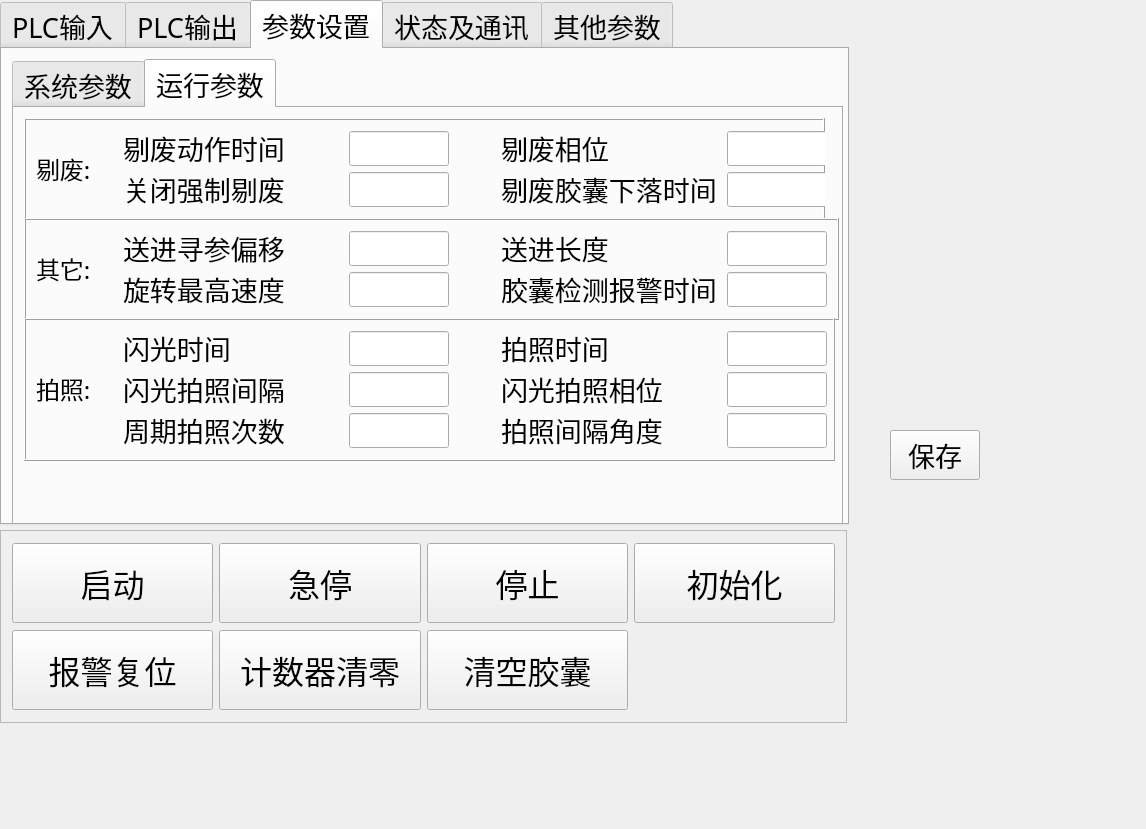
This is PLCControl/QtPLCLibrary/QtPLCDialogClass.ui in DR-Pharm/QPrinter as Qt 5 draws it before an edit. The edited form follows.
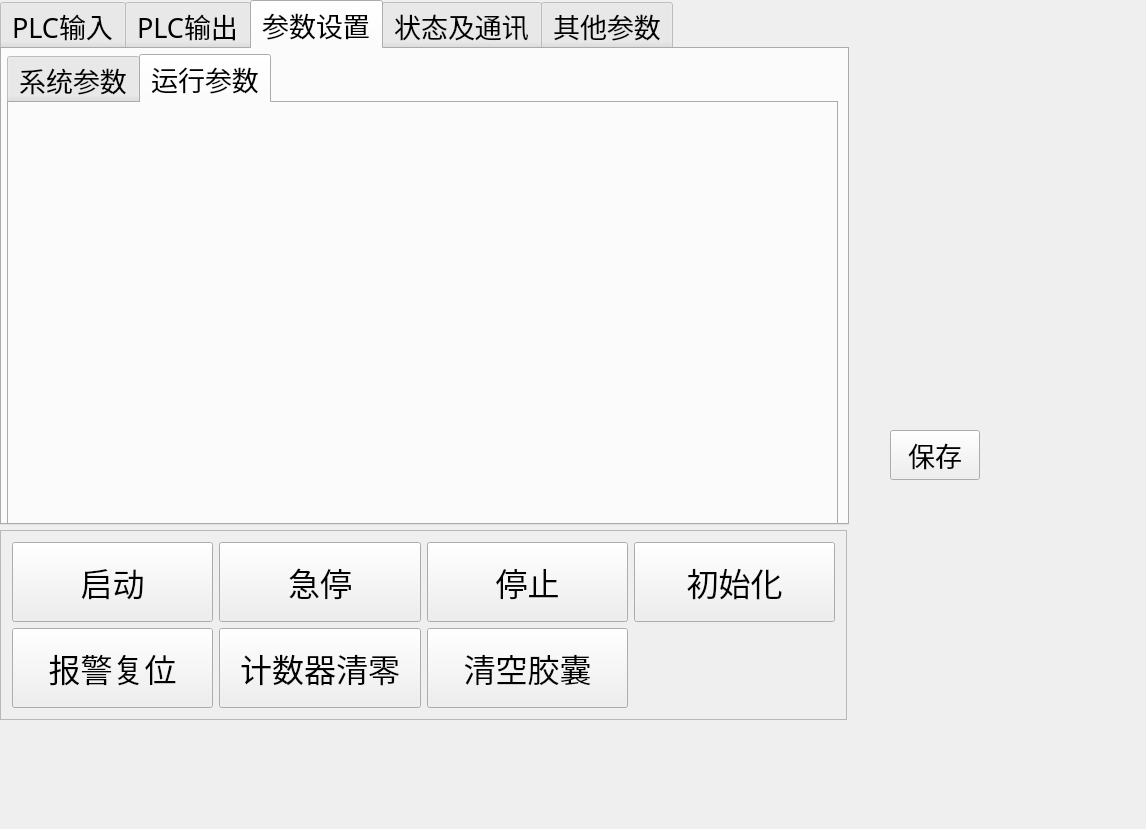
This is the edited form. The open tabs and pages were chosen to show the change. Icons and pictures are not drawn. Custom widgets are drawn as their Qt base class.

Diff of the .ui file:
```diff
--- a/PLCControl/QtPLCLibrary/QtPLCDialogClass.ui
+++ b/PLCControl/QtPLCLibrary/QtPLCDialogClass.ui
@@ -855,12 +855,24 @@
     <widget class="QTabWidget" name="tabWidget_2">
      <property name="geometry">
       <rect>
-       <x>10</x>
-       <y>10</y>
+       <x>5</x>
+       <y>5</y>
        <width>831</width>
        <height>471</height>
       </rect>
      </property>
+     <property name="minimumSize">
+      <size>
+       <width>831</width>
+       <height>471</height>
+      </size>
+     </property>
+     <property name="maximumSize">
+      <size>
+       <width>831</width>
+       <height>471</height>
+      </size>
+     </property>
      <property name="currentIndex">
       <number>1</number>
      </property>
@@ -1514,976 +1526,6 @@
       <attribute name="title">
        <string>运行参数</string>
       </attribute>
-      <widget class="QFrame" name="frame_2">
-       <property name="geometry">
-        <rect>
-         <x>10</x>
-         <y>10</y>
-         <width>801</width>
-         <height>102</height>
-        </rect>
-       </property>
-       <property name="frameShape">
-        <enum>QFrame::Box</enum>
-       </property>
-       <property name="frameShadow">
-        <enum>QFrame::Raised</enum>
-       </property>
-       <widget class="QLabel" name="label_28">
-        <property name="geometry">
-         <rect>
-          <x>12</x>
-          <y>36</y>
-          <width>80</width>
-          <height>30</height>
-         </rect>
-        </property>
-        <property name="sizePolicy">
-         <sizepolicy hsizetype="Fixed" vsizetype="Fixed">
-          <horstretch>0</horstretch>
-          <verstretch>0</verstretch>
-         </sizepolicy>
-        </property>
-        <property name="minimumSize">
-         <size>
-          <width>80</width>
-          <height>30</height>
-         </size>
-        </property>
-        <property name="maximumSize">
-         <size>
-          <width>55</width>
-          <height>30</height>
-         </size>
-        </property>
-        <property name="font">
-         <font>
-          <family>幼圆</family>
-          <pointsize>18</pointsize>
-          <weight>50</weight>
-          <italic>false</italic>
-          <bold>false</bold>
-         </font>
-        </property>
-        <property name="styleSheet">
-         <string notr="true">font: 18pt &quot;幼圆&quot;;</string>
-        </property>
-        <property name="text">
-         <string>剔废:</string>
-        </property>
-       </widget>
-       <widget class="UserLE" name="lE_RejectFallingTime">
-        <property name="geometry">
-         <rect>
-          <x>703</x>
-          <y>54</y>
-          <width>100</width>
-          <height>35</height>
-         </rect>
-        </property>
-        <property name="minimumSize">
-         <size>
-          <width>100</width>
-          <height>35</height>
-         </size>
-        </property>
-        <property name="maximumSize">
-         <size>
-          <width>100</width>
-          <height>35</height>
-         </size>
-        </property>
-       </widget>
-       <widget class="UserLE" name="lE_DisableForceReject">
-        <property name="geometry">
-         <rect>
-          <x>325</x>
-          <y>54</y>
-          <width>100</width>
-          <height>35</height>
-         </rect>
-        </property>
-        <property name="minimumSize">
-         <size>
-          <width>100</width>
-          <height>35</height>
-         </size>
-        </property>
-        <property name="maximumSize">
-         <size>
-          <width>100</width>
-          <height>35</height>
-         </size>
-        </property>
-        <property name="text">
-         <string/>
-        </property>
-       </widget>
-       <widget class="UserLE" name="lE_RejectTime">
-        <property name="geometry">
-         <rect>
-          <x>325</x>
-          <y>13</y>
-          <width>100</width>
-          <height>35</height>
-         </rect>
-        </property>
-        <property name="minimumSize">
-         <size>
-          <width>100</width>
-          <height>35</height>
-         </size>
-        </property>
-        <property name="maximumSize">
-         <size>
-          <width>100</width>
-          <height>35</height>
-         </size>
-        </property>
-       </widget>
-       <widget class="UserLE" name="lE_RejectPhase">
-        <property name="geometry">
-         <rect>
-          <x>703</x>
-          <y>13</y>
-          <width>100</width>
-          <height>35</height>
-         </rect>
-        </property>
-        <property name="minimumSize">
-         <size>
-          <width>100</width>
-          <height>35</height>
-         </size>
-        </property>
-        <property name="maximumSize">
-         <size>
-          <width>100</width>
-          <height>35</height>
-         </size>
-        </property>
-       </widget>
-       <widget class="QLabel" name="label_37">
-        <property name="geometry">
-         <rect>
-          <x>477</x>
-          <y>15</y>
-          <width>220</width>
-          <height>30</height>
-         </rect>
-        </property>
-        <property name="sizePolicy">
-         <sizepolicy hsizetype="Fixed" vsizetype="Fixed">
-          <horstretch>0</horstretch>
-          <verstretch>0</verstretch>
-         </sizepolicy>
-        </property>
-        <property name="minimumSize">
-         <size>
-          <width>220</width>
-          <height>30</height>
-         </size>
-        </property>
-        <property name="maximumSize">
-         <size>
-          <width>150</width>
-          <height>30</height>
-         </size>
-        </property>
-        <property name="styleSheet">
-         <string notr="true">font: 18pt &quot;幼圆&quot;;</string>
-        </property>
-        <property name="text">
-         <string>剔废相位</string>
-        </property>
-       </widget>
-       <widget class="QLabel" name="label_10">
-        <property name="geometry">
-         <rect>
-          <x>99</x>
-          <y>15</y>
-          <width>220</width>
-          <height>30</height>
-         </rect>
-        </property>
-        <property name="sizePolicy">
-         <sizepolicy hsizetype="Fixed" vsizetype="Fixed">
-          <horstretch>0</horstretch>
-          <verstretch>0</verstretch>
-         </sizepolicy>
-        </property>
-        <property name="minimumSize">
-         <size>
-          <width>220</width>
-          <height>30</height>
-         </size>
-        </property>
-        <property name="maximumSize">
-         <size>
-          <width>150</width>
-          <height>30</height>
-         </size>
-        </property>
-        <property name="styleSheet">
-         <string notr="true">font: 18pt &quot;幼圆&quot;;</string>
-        </property>
-        <property name="text">
-         <string>剔废动作时间</string>
-        </property>
-       </widget>
-       <widget class="QLabel" name="label_18">
-        <property name="geometry">
-         <rect>
-          <x>99</x>
-          <y>56</y>
-          <width>220</width>
-          <height>30</height>
-         </rect>
-        </property>
-        <property name="sizePolicy">
-         <sizepolicy hsizetype="Fixed" vsizetype="Fixed">
-          <horstretch>0</horstretch>
-          <verstretch>0</verstretch>
-         </sizepolicy>
-        </property>
-        <property name="minimumSize">
-         <size>
-          <width>220</width>
-          <height>30</height>
-         </size>
-        </property>
-        <property name="maximumSize">
-         <size>
-          <width>150</width>
-          <height>30</height>
-         </size>
-        </property>
-        <property name="styleSheet">
-         <string notr="true">font: 18pt &quot;幼圆&quot;;</string>
-        </property>
-        <property name="text">
-         <string>关闭强制剔废</string>
-        </property>
-       </widget>
-       <widget class="QLabel" name="label_43">
-        <property name="geometry">
-         <rect>
-          <x>477</x>
-          <y>56</y>
-          <width>220</width>
-          <height>30</height>
-         </rect>
-        </property>
-        <property name="sizePolicy">
-         <sizepolicy hsizetype="Fixed" vsizetype="Fixed">
-          <horstretch>0</horstretch>
-          <verstretch>0</verstretch>
-         </sizepolicy>
-        </property>
-        <property name="minimumSize">
-         <size>
-          <width>220</width>
-          <height>30</height>
-         </size>
-        </property>
-        <property name="maximumSize">
-         <size>
-          <width>180</width>
-          <height>30</height>
-         </size>
-        </property>
-        <property name="styleSheet">
-         <string notr="true">font: 16pt &quot;幼圆&quot;;</string>
-        </property>
-        <property name="text">
-         <string>剔废胶囊下落时间</string>
-        </property>
-       </widget>
-      </widget>
-      <widget class="QFrame" name="frame">
-       <property name="geometry">
-        <rect>
-         <x>10</x>
-         <y>110</y>
-         <width>815</width>
-         <height>102</height>
-        </rect>
-       </property>
-       <property name="frameShape">
-        <enum>QFrame::Box</enum>
-       </property>
-       <property name="frameShadow">
-        <enum>QFrame::Raised</enum>
-       </property>
-       <widget class="QLabel" name="label_29">
-        <property name="geometry">
-         <rect>
-          <x>12</x>
-          <y>36</y>
-          <width>80</width>
-          <height>30</height>
-         </rect>
-        </property>
-        <property name="sizePolicy">
-         <sizepolicy hsizetype="Fixed" vsizetype="Fixed">
-          <horstretch>0</horstretch>
-          <verstretch>0</verstretch>
-         </sizepolicy>
-        </property>
-        <property name="minimumSize">
-         <size>
-          <width>80</width>
-          <height>30</height>
-         </size>
-        </property>
-        <property name="maximumSize">
-         <size>
-          <width>55</width>
-          <height>30</height>
-         </size>
-        </property>
-        <property name="font">
-         <font>
-          <family>幼圆</family>
-          <pointsize>18</pointsize>
-          <weight>50</weight>
-          <italic>false</italic>
-          <bold>false</bold>
-         </font>
-        </property>
-        <property name="styleSheet">
-         <string notr="true">font: 18pt &quot;幼圆&quot;;</string>
-        </property>
-        <property name="text">
-         <string>其它:</string>
-        </property>
-       </widget>
-       <widget class="UserLE" name="lE_CapCheckAlarmTime">
-        <property name="geometry">
-         <rect>
-          <x>703</x>
-          <y>54</y>
-          <width>100</width>
-          <height>35</height>
-         </rect>
-        </property>
-        <property name="minimumSize">
-         <size>
-          <width>100</width>
-          <height>35</height>
-         </size>
-        </property>
-        <property name="maximumSize">
-         <size>
-          <width>100</width>
-          <height>35</height>
-         </size>
-        </property>
-       </widget>
-       <widget class="UserLE" name="lE_RotateSpeed">
-        <property name="geometry">
-         <rect>
-          <x>325</x>
-          <y>54</y>
-          <width>100</width>
-          <height>35</height>
-         </rect>
-        </property>
-        <property name="minimumSize">
-         <size>
-          <width>100</width>
-          <height>35</height>
-         </size>
-        </property>
-        <property name="maximumSize">
-         <size>
-          <width>100</width>
-          <height>35</height>
-         </size>
-        </property>
-       </widget>
-       <widget class="UserLE" name="lE_FeedLength">
-        <property name="geometry">
-         <rect>
-          <x>703</x>
-          <y>13</y>
-          <width>100</width>
-          <height>35</height>
-         </rect>
-        </property>
-        <property name="minimumSize">
-         <size>
-          <width>100</width>
-          <height>35</height>
-         </size>
-        </property>
-        <property name="maximumSize">
-         <size>
-          <width>100</width>
-          <height>35</height>
-         </size>
-        </property>
-       </widget>
-       <widget class="QLabel" name="label_9">
-        <property name="geometry">
-         <rect>
-          <x>477</x>
-          <y>15</y>
-          <width>220</width>
-          <height>30</height>
-         </rect>
-        </property>
-        <property name="sizePolicy">
-         <sizepolicy hsizetype="Fixed" vsizetype="Fixed">
-          <horstretch>0</horstretch>
-          <verstretch>0</verstretch>
-         </sizepolicy>
-        </property>
-        <property name="minimumSize">
-         <size>
-          <width>220</width>
-          <height>30</height>
-         </size>
-        </property>
-        <property name="maximumSize">
-         <size>
-          <width>150</width>
-          <height>30</height>
-         </size>
-        </property>
-        <property name="styleSheet">
-         <string notr="true">font: 18pt &quot;幼圆&quot;;</string>
-        </property>
-        <property name="text">
-         <string>送进长度</string>
-        </property>
-       </widget>
-       <widget class="QLabel" name="label_39">
-        <property name="geometry">
-         <rect>
-          <x>99</x>
-          <y>56</y>
-          <width>220</width>
-          <height>30</height>
-         </rect>
-        </property>
-        <property name="sizePolicy">
-         <sizepolicy hsizetype="Fixed" vsizetype="Fixed">
-          <horstretch>0</horstretch>
-          <verstretch>0</verstretch>
-         </sizepolicy>
-        </property>
-        <property name="minimumSize">
-         <size>
-          <width>220</width>
-          <height>30</height>
-         </size>
-        </property>
-        <property name="maximumSize">
-         <size>
-          <width>150</width>
-          <height>30</height>
-         </size>
-        </property>
-        <property name="styleSheet">
-         <string notr="true">font: 18pt &quot;幼圆&quot;;</string>
-        </property>
-        <property name="text">
-         <string>旋转最高速度</string>
-        </property>
-       </widget>
-       <widget class="QLabel" name="label_24">
-        <property name="geometry">
-         <rect>
-          <x>99</x>
-          <y>15</y>
-          <width>220</width>
-          <height>30</height>
-         </rect>
-        </property>
-        <property name="sizePolicy">
-         <sizepolicy hsizetype="Fixed" vsizetype="Fixed">
-          <horstretch>0</horstretch>
-          <verstretch>0</verstretch>
-         </sizepolicy>
-        </property>
-        <property name="minimumSize">
-         <size>
-          <width>220</width>
-          <height>30</height>
-         </size>
-        </property>
-        <property name="maximumSize">
-         <size>
-          <width>150</width>
-          <height>30</height>
-         </size>
-        </property>
-        <property name="styleSheet">
-         <string notr="true">font: 18pt &quot;幼圆&quot;;</string>
-        </property>
-        <property name="text">
-         <string>送进寻参偏移</string>
-        </property>
-       </widget>
-       <widget class="QLabel" name="label_19">
-        <property name="geometry">
-         <rect>
-          <x>477</x>
-          <y>56</y>
-          <width>220</width>
-          <height>30</height>
-         </rect>
-        </property>
-        <property name="sizePolicy">
-         <sizepolicy hsizetype="Fixed" vsizetype="Fixed">
-          <horstretch>0</horstretch>
-          <verstretch>0</verstretch>
-         </sizepolicy>
-        </property>
-        <property name="minimumSize">
-         <size>
-          <width>220</width>
-          <height>30</height>
-         </size>
-        </property>
-        <property name="maximumSize">
-         <size>
-          <width>180</width>
-          <height>30</height>
-         </size>
-        </property>
-        <property name="styleSheet">
-         <string notr="true">font: 16pt &quot;幼圆&quot;;</string>
-        </property>
-        <property name="text">
-         <string>胶囊检测报警时间</string>
-        </property>
-       </widget>
-       <widget class="UserLE" name="lE_FeedAxisHomeOffset">
-        <property name="geometry">
-         <rect>
-          <x>325</x>
-          <y>13</y>
-          <width>100</width>
-          <height>35</height>
-         </rect>
-        </property>
-        <property name="minimumSize">
-         <size>
-          <width>100</width>
-          <height>35</height>
-         </size>
-        </property>
-        <property name="maximumSize">
-         <size>
-          <width>100</width>
-          <height>35</height>
-         </size>
-        </property>
-        <property name="text">
-         <string/>
-        </property>
-        <property name="placeholderText">
-         <string/>
-        </property>
-       </widget>
-      </widget>
-      <widget class="QFrame" name="frame_3">
-       <property name="geometry">
-        <rect>
-         <x>10</x>
-         <y>210</y>
-         <width>811</width>
-         <height>143</height>
-        </rect>
-       </property>
-       <property name="frameShape">
-        <enum>QFrame::Box</enum>
-       </property>
-       <property name="frameShadow">
-        <enum>QFrame::Raised</enum>
-       </property>
-       <widget class="QLabel" name="label_27">
-        <property name="geometry">
-         <rect>
-          <x>12</x>
-          <y>56</y>
-          <width>80</width>
-          <height>30</height>
-         </rect>
-        </property>
-        <property name="sizePolicy">
-         <sizepolicy hsizetype="Fixed" vsizetype="Fixed">
-          <horstretch>0</horstretch>
-          <verstretch>0</verstretch>
-         </sizepolicy>
-        </property>
-        <property name="minimumSize">
-         <size>
-          <width>80</width>
-          <height>30</height>
-         </size>
-        </property>
-        <property name="maximumSize">
-         <size>
-          <width>55</width>
-          <height>30</height>
-         </size>
-        </property>
-        <property name="font">
-         <font>
-          <family>幼圆</family>
-          <pointsize>18</pointsize>
-          <weight>50</weight>
-          <italic>false</italic>
-          <bold>false</bold>
-         </font>
-        </property>
-        <property name="styleSheet">
-         <string notr="true">font: 18pt &quot;幼圆&quot;;</string>
-        </property>
-        <property name="text">
-         <string>拍照:</string>
-        </property>
-       </widget>
-       <widget class="QLabel" name="label_36">
-        <property name="geometry">
-         <rect>
-          <x>477</x>
-          <y>97</y>
-          <width>220</width>
-          <height>30</height>
-         </rect>
-        </property>
-        <property name="sizePolicy">
-         <sizepolicy hsizetype="Fixed" vsizetype="Fixed">
-          <horstretch>0</horstretch>
-          <verstretch>0</verstretch>
-         </sizepolicy>
-        </property>
-        <property name="minimumSize">
-         <size>
-          <width>220</width>
-          <height>30</height>
-         </size>
-        </property>
-        <property name="maximumSize">
-         <size>
-          <width>180</width>
-          <height>30</height>
-         </size>
-        </property>
-        <property name="styleSheet">
-         <string notr="true">font: 18pt &quot;幼圆&quot;;</string>
-        </property>
-        <property name="text">
-         <string>拍照间隔角度</string>
-        </property>
-       </widget>
-       <widget class="UserLE" name="lE_PhotoTime">
-        <property name="geometry">
-         <rect>
-          <x>703</x>
-          <y>13</y>
-          <width>100</width>
-          <height>35</height>
-         </rect>
-        </property>
-        <property name="minimumSize">
-         <size>
-          <width>100</width>
-          <height>35</height>
-         </size>
-        </property>
-        <property name="maximumSize">
-         <size>
-          <width>100</width>
-          <height>35</height>
-         </size>
-        </property>
-       </widget>
-       <widget class="UserLE" name="lE_PhotoDelay">
-        <property name="geometry">
-         <rect>
-          <x>325</x>
-          <y>54</y>
-          <width>100</width>
-          <height>35</height>
-         </rect>
-        </property>
-        <property name="minimumSize">
-         <size>
-          <width>100</width>
-          <height>35</height>
-         </size>
-        </property>
-        <property name="maximumSize">
-         <size>
-          <width>100</width>
-          <height>35</height>
-         </size>
-        </property>
-       </widget>
-       <widget class="UserLE" name="lE_PhotoInterval">
-        <property name="geometry">
-         <rect>
-          <x>703</x>
-          <y>95</y>
-          <width>100</width>
-          <height>35</height>
-         </rect>
-        </property>
-        <property name="minimumSize">
-         <size>
-          <width>100</width>
-          <height>35</height>
-         </size>
-        </property>
-        <property name="maximumSize">
-         <size>
-          <width>100</width>
-          <height>35</height>
-         </size>
-        </property>
-       </widget>
-       <widget class="QLabel" name="label_48">
-        <property name="geometry">
-         <rect>
-          <x>477</x>
-          <y>56</y>
-          <width>220</width>
-          <height>30</height>
-         </rect>
-        </property>
-        <property name="sizePolicy">
-         <sizepolicy hsizetype="Fixed" vsizetype="Fixed">
-          <horstretch>0</horstretch>
-          <verstretch>0</verstretch>
-         </sizepolicy>
-        </property>
-        <property name="minimumSize">
-         <size>
-          <width>220</width>
-          <height>30</height>
-         </size>
-        </property>
-        <property name="maximumSize">
-         <size>
-          <width>150</width>
-          <height>30</height>
-         </size>
-        </property>
-        <property name="styleSheet">
-         <string notr="true">font: 18pt &quot;幼圆&quot;;</string>
-        </property>
-        <property name="text">
-         <string>闪光拍照相位</string>
-        </property>
-       </widget>
-       <widget class="QLabel" name="label_34">
-        <property name="geometry">
-         <rect>
-          <x>477</x>
-          <y>15</y>
-          <width>220</width>
-          <height>30</height>
-         </rect>
-        </property>
-        <property name="sizePolicy">
-         <sizepolicy hsizetype="Fixed" vsizetype="Fixed">
-          <horstretch>0</horstretch>
-          <verstretch>0</verstretch>
-         </sizepolicy>
-        </property>
-        <property name="minimumSize">
-         <size>
-          <width>220</width>
-          <height>30</height>
-         </size>
-        </property>
-        <property name="maximumSize">
-         <size>
-          <width>150</width>
-          <height>30</height>
-         </size>
-        </property>
-        <property name="styleSheet">
-         <string notr="true">font: 18pt &quot;幼圆&quot;;</string>
-        </property>
-        <property name="text">
-         <string>拍照时间</string>
-        </property>
-       </widget>
-       <widget class="QLabel" name="label_35">
-        <property name="geometry">
-         <rect>
-          <x>99</x>
-          <y>56</y>
-          <width>220</width>
-          <height>30</height>
-         </rect>
-        </property>
-        <property name="sizePolicy">
-         <sizepolicy hsizetype="Fixed" vsizetype="Fixed">
-          <horstretch>0</horstretch>
-          <verstretch>0</verstretch>
-         </sizepolicy>
-        </property>
-        <property name="minimumSize">
-         <size>
-          <width>220</width>
-          <height>30</height>
-         </size>
-        </property>
-        <property name="maximumSize">
-         <size>
-          <width>150</width>
-          <height>30</height>
-         </size>
-        </property>
-        <property name="styleSheet">
-         <string notr="true">font: 18pt &quot;幼圆&quot;;</string>
-        </property>
-        <property name="text">
-         <string>闪光拍照间隔</string>
-        </property>
-       </widget>
-       <widget class="QLabel" name="label_38">
-        <property name="geometry">
-         <rect>
-          <x>99</x>
-          <y>97</y>
-          <width>220</width>
-          <height>30</height>
-         </rect>
-        </property>
-        <property name="sizePolicy">
-         <sizepolicy hsizetype="Fixed" vsizetype="Fixed">
-          <horstretch>0</horstretch>
-          <verstretch>0</verstretch>
-         </sizepolicy>
-        </property>
-        <property name="minimumSize">
-         <size>
-          <width>220</width>
-          <height>30</height>
-         </size>
-        </property>
-        <property name="maximumSize">
-         <size>
-          <width>150</width>
-          <height>30</height>
-         </size>
-        </property>
-        <property name="styleSheet">
-         <string notr="true">font: 18pt &quot;幼圆&quot;;</string>
-        </property>
-        <property name="text">
-         <string>周期拍照次数</string>
-        </property>
-       </widget>
-       <widget class="UserLE" name="lE_FlashTime">
-        <property name="geometry">
-         <rect>
-          <x>325</x>
-          <y>13</y>
-          <width>100</width>
-          <height>35</height>
-         </rect>
-        </property>
-        <property name="minimumSize">
-         <size>
-          <width>100</width>
-          <height>35</height>
-         </size>
-        </property>
-        <property name="maximumSize">
-         <size>
-          <width>100</width>
-          <height>35</height>
-         </size>
-        </property>
-       </widget>
-       <widget class="QLabel" name="label_33">
-        <property name="geometry">
-         <rect>
-          <x>99</x>
-          <y>15</y>
-          <width>220</width>
-          <height>30</height>
-         </rect>
-        </property>
-        <property name="sizePolicy">
-         <sizepolicy hsizetype="Fixed" vsizetype="Fixed">
-          <horstretch>0</horstretch>
-          <verstretch>0</verstretch>
-         </sizepolicy>
-        </property>
-        <property name="minimumSize">
-         <size>
-          <width>220</width>
-          <height>30</height>
-         </size>
-        </property>
-        <property name="maximumSize">
-         <size>
-          <width>150</width>
-          <height>30</height>
-         </size>
-        </property>
-        <property name="styleSheet">
-         <string notr="true">font: 18pt &quot;幼圆&quot;;</string>
-        </property>
-        <property name="text">
-         <string>闪光时间</string>
-        </property>
-       </widget>
-       <widget class="UserLE" name="lE_PhotoPhase">
-        <property name="geometry">
-         <rect>
-          <x>703</x>
-          <y>54</y>
-          <width>100</width>
-          <height>35</height>
-         </rect>
-        </property>
-        <property name="minimumSize">
-         <size>
-          <width>100</width>
-          <height>35</height>
-         </size>
-        </property>
-        <property name="maximumSize">
-         <size>
-          <width>100</width>
-          <height>35</height>
-         </size>
-        </property>
-       </widget>
-       <widget class="UserLE" name="lE_PhotoTimes">
-        <property name="geometry">
-         <rect>
-          <x>325</x>
-          <y>95</y>
-          <width>100</width>
-          <height>35</height>
-         </rect>
-        </property>
-        <property name="minimumSize">
-         <size>
-          <width>100</width>
-          <height>35</height>
-         </size>
-        </property>
-        <property name="maximumSize">
-         <size>
-          <width>100</width>
-          <height>35</height>
-         </size>
-        </property>
-       </widget>
-      </widget>
      </widget>
     </widget>
    </widget>
@@ -3033,7 +2075,7 @@
      <x>0</x>
      <y>530</y>
      <width>847</width>
-     <height>193</height>
+     <height>190</height>
     </rect>
    </property>
    <property name="font">
```
Left out of the diff: 1538 changed lines with no effect on the pictures. Lines whose indentation alone changed are shown as unchanged.
